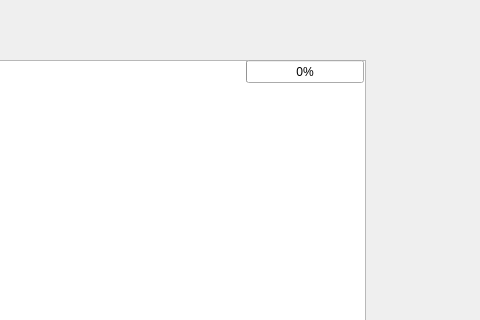
JulianSanchezb/Proyecto-Final, file Codigo/mainwindow.ui: the form before one commit; both pictures show x 814 to 1294 and y 0 to 320 of the 1294 by 648 pixel window.
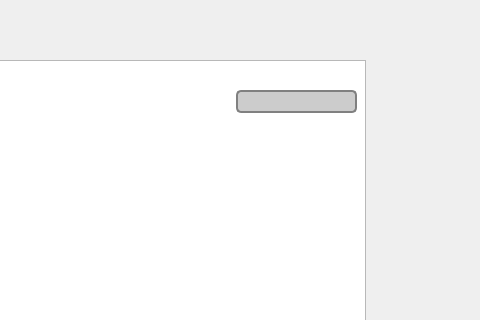
The form after the commit.

Commit message: progreso barra de salud

Patch:
```diff
--- a/Codigo/mainwindow.ui
+++ b/Codigo/mainwindow.ui
@@ -40,15 +40,31 @@
    <widget class="QProgressBar" name="progressBar">
     <property name="geometry">
      <rect>
-      <x>1060</x>
-      <y>60</y>
-      <width>118</width>
+      <x>1050</x>
+      <y>90</y>
+      <width>121</width>
       <height>23</height>
      </rect>
     </property>
+    <property name="styleSheet">
+     <string notr="true">QProgressBar {
+    border: 2px solid grey;
+    border-radius: 5px;
+    text-align: center;
+    background-color: #ccc;  /* Color de fondo (opcional) */
+}
+
+QProgressBar::chunk {
+    background-color: red;   /* Color de la barra */
+    width: 10px;
+}</string>
+    </property>
     <property name="value">
      <number>0</number>
     </property>
+    <property name="textVisible">
+     <bool>false</bool>
+    </property>
     <property name="format">
      <string>%p%</string>
     </property>
```
The commit also changes 6 other files.
